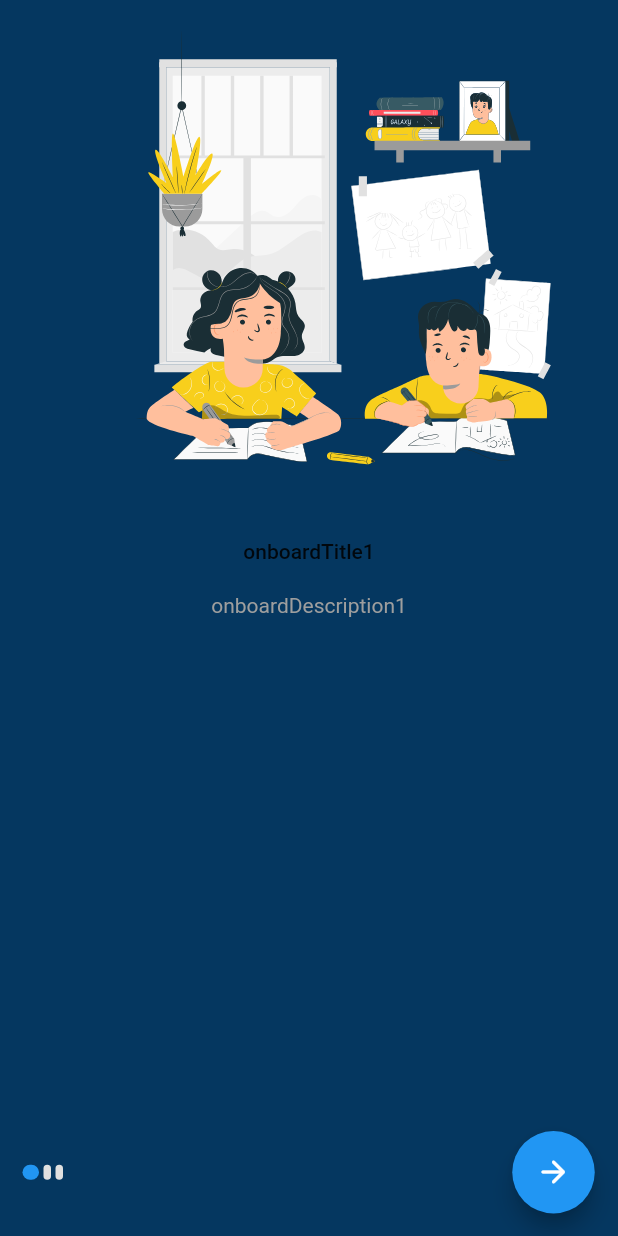
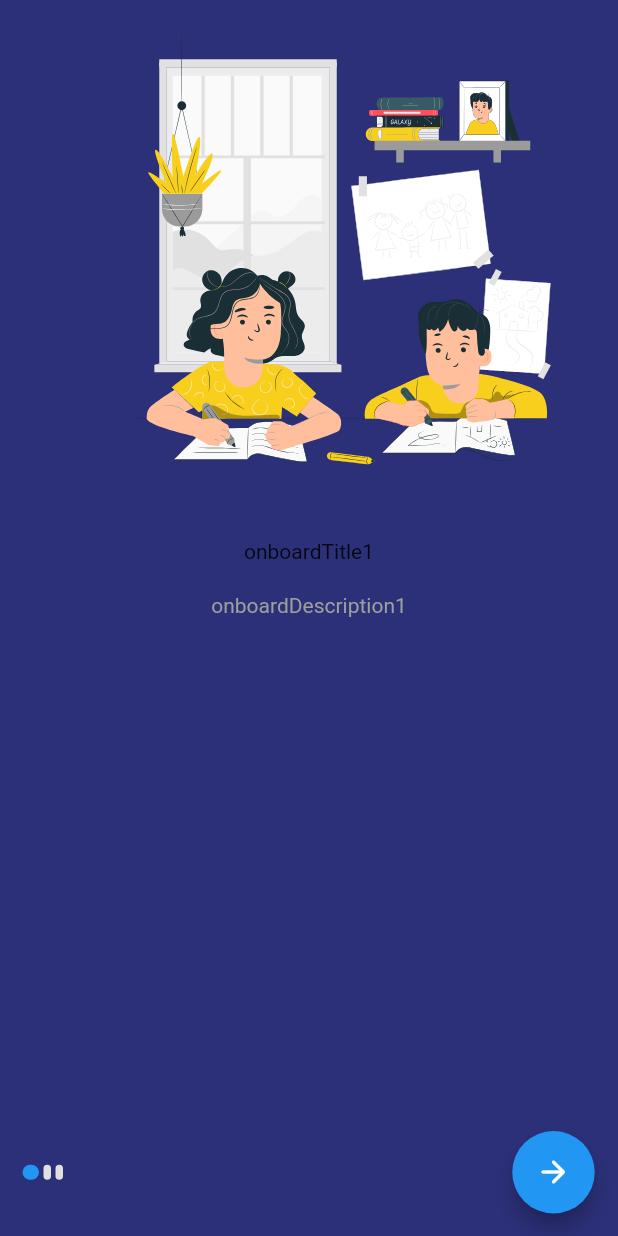
Before and after one commit to QetXx/carotte, a Flutter app: the screen it shows after launch, on a phone screen of 412 x 824 dp. Run offline on Flutter 3.47's test engine with Material 2 defaults, Android fonts, the light colour scheme and no system bars; drawn by our look-alikes of smooth_page_indicator; our stand-ins replace get, lottie, shared_preferences.

Commit message:
add new func

```diff
--- a/tracknotes/lib/main.dart
+++ b/tracknotes/lib/main.dart
@@ -25,7 +25,7 @@ class MyApp extends StatelessWidget {
       debugShowCheckedModeBanner: false,
       home: const SwitchPages(),
       theme: ThemeData(
-        scaffoldBackgroundColor: const Color.fromARGB(255, 3, 46, 80),
+        scaffoldBackgroundColor: const Color(0xff2C3079),
       ),
     );
   }
@@ -33,8 +33,9 @@ class MyApp extends StatelessWidget {
 
 class SwitchPages extends StatelessWidget {
   const SwitchPages({Key? key}) : super(key: key);
+
   @override
   Widget build(BuildContext context) {
-    return isFirst ? const OnBoarding() : HomePage();
+    return isFirst ? const OnBoarding() : const HomePage();
   }
 }
--- a/tracknotes/lib/screens/home.dart
+++ b/tracknotes/lib/screens/home.dart
@@ -2,7 +2,7 @@ import 'package:flutter/foundation.dart';
 import 'package:flutter/material.dart';
 
 class HomePage extends StatefulWidget {
-  HomePage({Key? key}) : super(key: key);
+  const HomePage({Key? key}) : super(key: key);
 
   @override
   State<HomePage> createState() => _HomePageState();
--- a/tracknotes/lib/screens/onboarding.dart
+++ b/tracknotes/lib/screens/onboarding.dart
@@ -18,10 +18,10 @@ class _OnBoardingState extends State<OnBoarding> {
   @override
   Widget build(BuildContext context) {
     return Scaffold(
-      backgroundColor: Color.fromARGB(255, 5, 55, 96),
+      backgroundColor: Color(0xff2C3079),
       resizeToAvoidBottomInset: false,
       bottomSheet: Container(
-        color: Color.fromARGB(255, 5, 55, 96),
+        color: Color(0xff2C3079),
         padding: EdgeInsets.only(left: 15, right: 15, bottom: 15),
         height: 70,
         child: Row(
@@ -122,7 +122,7 @@ class OnBoardingPage extends StatelessWidget {
           Text(
             title!,
             textAlign: TextAlign.center,
-            style: Theme.of(context).textTheme.bodyText1,
+            style: Theme.of(context).textTheme.bodyMedium,
           ),
           SizedBox(
             height: 20,
```
